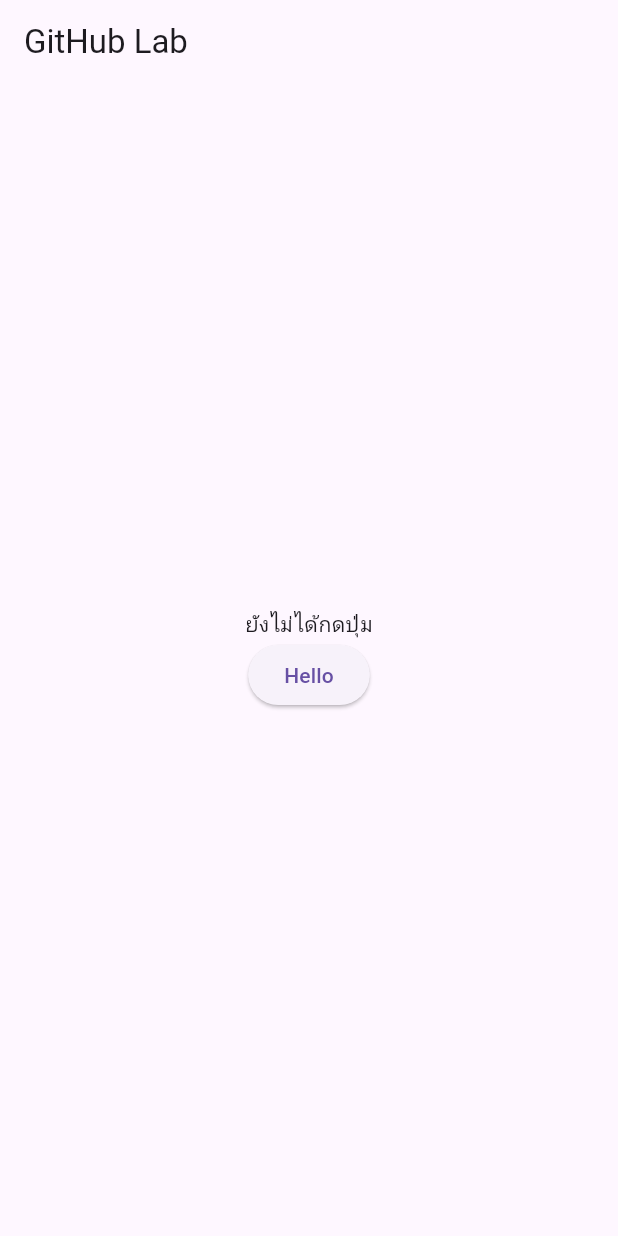
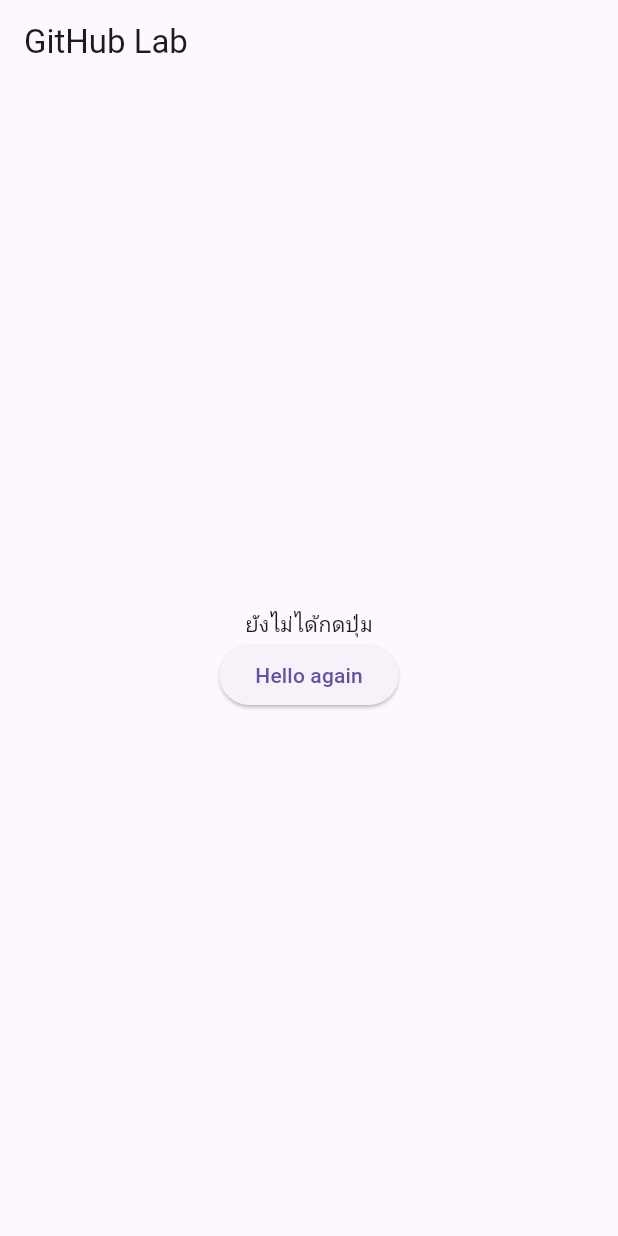
Before and after one commit to keeratiburt/github_lab, a Flutter app: the screen it shows after launch, on a phone screen of 412 x 824 dp. Run offline on Flutter 3.47's test engine with Material 3 defaults, Android fonts, the phone set to English and light mode, and no system bars.

Commit message:
Text changed 2

```diff
--- a/lib/main.dart
+++ b/lib/main.dart
@@ -3,6 +3,11 @@
 // git add .
 // git commit -m "Create button"
 // git log --oneline
+// git diff
+// git add lib/main.dart
+// git remote add origin https://github.com/keeratiburt/github_lab.git
+// git remote -v
+// git push -u origin main
 
 
 
@@ -37,7 +42,7 @@ class _MyPageState extends State<MyPage> {
                   message = 'กดปุ่มแล้ว!';
                 });
               },
-              child: const Text('Hello'),
+              child: const Text('Hello again'),
             ),
           ],
         ),
```
